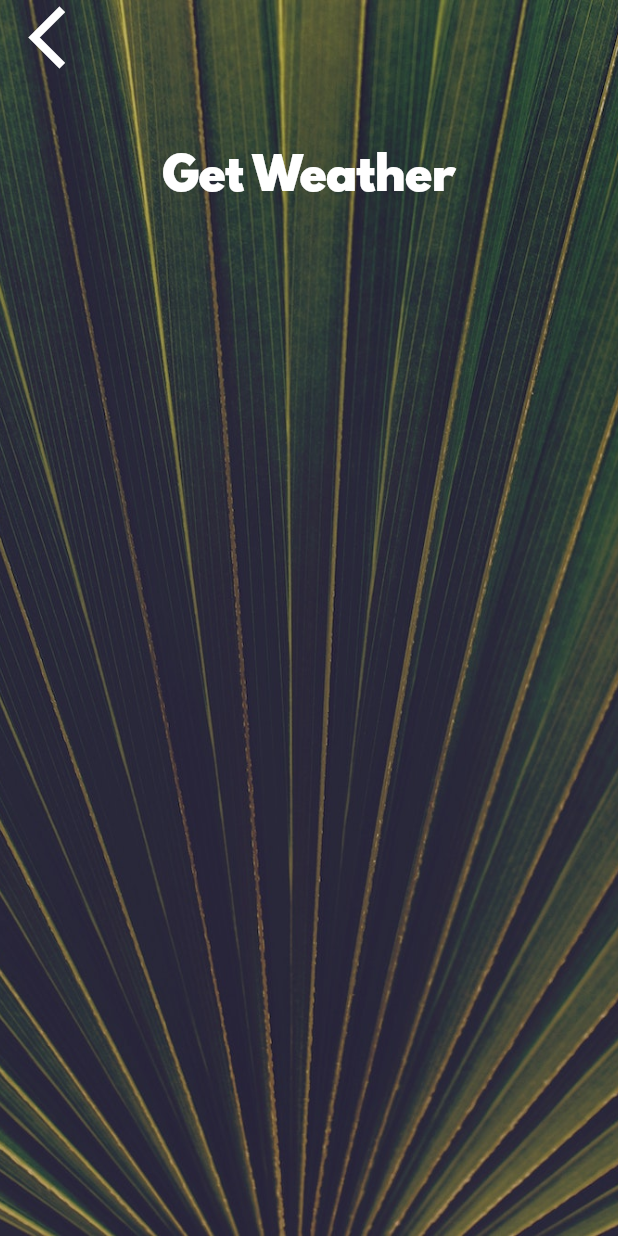
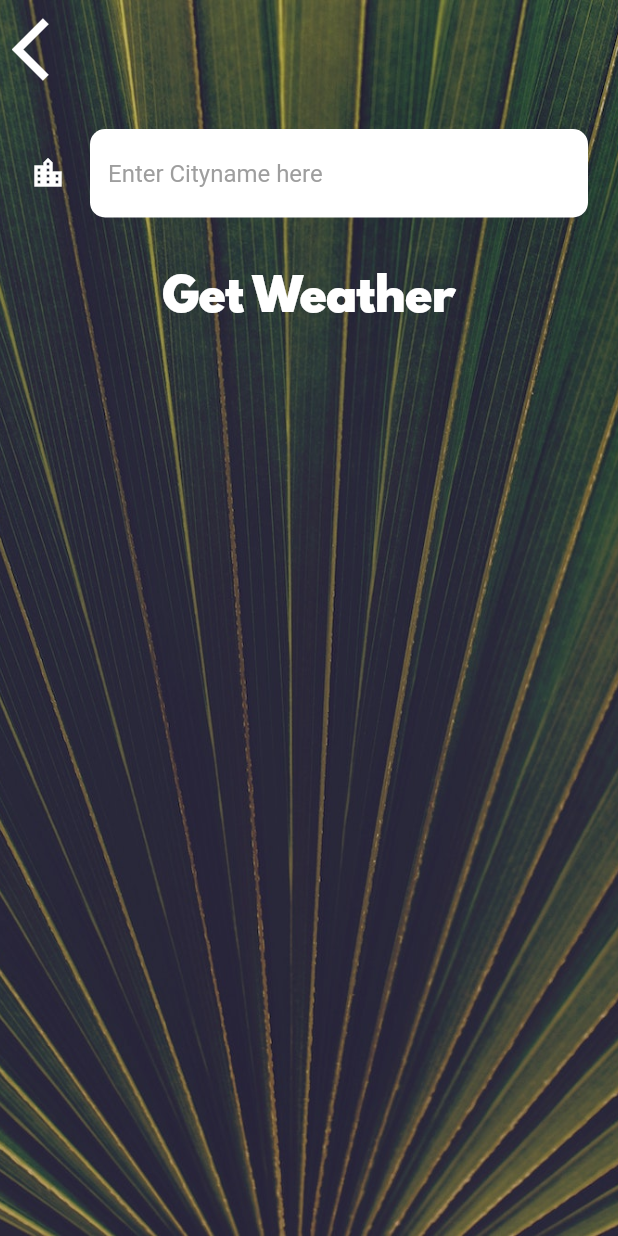
Before and after one commit to Rob183/clima_app, a Flutter app: the screen it shows after launch, after a tap on the "location city" icon, on a phone screen of 412 x 824 dp. Run offline on Flutter 3.47's test engine with Material 2 defaults, Android fonts, the phone set to English and light mode, and no system bars; our stand-ins replace flutter_spinkit, geolocator; network calls fail.

Commit message:
choose city

```diff
--- a/lib/screens/city_screen.dart
+++ b/lib/screens/city_screen.dart
@@ -7,37 +7,46 @@ class CityScreen extends StatefulWidget {
 }
 
 class _CityScreenState extends State<CityScreen> {
+  String cityname;
   @override
   Widget build(BuildContext context) {
     return Scaffold(
       body: Container(
-        decoration: BoxDecoration(
+        decoration: const BoxDecoration(
           image: DecorationImage(
             image: AssetImage('images/city_background.jpg'),
             fit: BoxFit.cover,
           ),
         ),
-        constraints: BoxConstraints.expand(),
+        constraints: const BoxConstraints.expand(),
         child: SafeArea(
           child: Column(
             children: <Widget>[
               Align(
                 alignment: Alignment.topLeft,
-                child: FlatButton(
-                  onPressed: () {},
-                  child: Icon(
+                child: TextButton(
+                  onPressed: () {
+                    Navigator.pop(context);
+                  },
+                  child: const Icon(
                     Icons.arrow_back_ios,
+                    color: Colors.white,
                     size: 50.0,
                   ),
                 ),
               ),
               Container(
-                padding: EdgeInsets.all(20.0),
-                child: null,
+                padding: const EdgeInsets.all(20.0),
+                child: TextField(
+                    onChanged: (value) => cityname = value,
+                    style: const TextStyle(color: Colors.black),
+                    decoration: kTextInputFieldDecoration),
               ),
-              FlatButton(
-                onPressed: () {},
-                child: Text(
+              TextButton(
+                onPressed: () {
+                  Navigator.pop(context, cityname);
+                },
+                child: const Text(
                   'Get Weather',
                   style: kButtonTextStyle,
                 ),
--- a/lib/screens/location_screen.dart
+++ b/lib/screens/location_screen.dart
@@ -86,11 +86,18 @@ class _LocationScreenState extends State<LocationScreen> {
                       foregroundColor:
                           MaterialStateProperty.all<Color>(Colors.white),
                     ),
-                    onPressed: () {
-                      Navigator.push(context,
-                          MaterialPageRoute(builder: (context) {
-                        return CityScreen();
-                      }));
+                    onPressed: () async {
+                      var typedName = await Navigator.push(
+                        context,
+                        MaterialPageRoute(
+                          builder: (context) {
+                            return CityScreen();
+                          },
+                        ),
+                      );
+                      if (typedName != null) {
+                        updateUI(await weatherModel.getcityWeather(typedName));
+                      }
                     },
                     child: const Icon(
                       Icons.location_city,
--- a/lib/services/location.dart
+++ b/lib/services/location.dart
@@ -9,6 +9,7 @@ class Location {
       print(await Geolocator.checkPermission());
       Position position = await Geolocator.getCurrentPosition(
           desiredAccuracy: LocationAccuracy.high);
+      print(position);
       latitude = position.latitude;
       longitude = position.longitude;
     } catch (e) {
--- a/lib/services/networking.dart
+++ b/lib/services/networking.dart
@@ -2,14 +2,16 @@ import 'package:http/http.dart' as http;
 import 'dart:convert';
 
 class Networkhelper {
-  Networkhelper({this.longitude, this.latitude});
+  Networkhelper({this.longitude, this.latitude, this.cityName});
 
   final double longitude;
   final double latitude;
+  final String cityName;
+  final String apiKey = 'a34cd42dd745031b8bbf47186059b407';
 
-  Future getData() async {
+  Future getDataCoords() async {
     var httpsUrl = Uri.parse(
-        'https://api.openweathermap.org/data/2.5/weather?lat=$latitude&lon=$longitude&appid=a34cd42dd745031b8bbf47186059b407&units=metric');
+        'https://api.openweathermap.org/data/2.5/weather?lat=$latitude&lon=$longitude&appid=$apiKey&units=metric');
 
     http.Response response = await http.get(httpsUrl);
 
@@ -19,4 +21,16 @@ class Networkhelper {
 
     return jsonDecode(response.body);
   }
+
+  Future getDataByCityName() async {
+    var httpsUrl = Uri.parse(
+        'https://api.openweathermap.org/data/2.5/weather?q=$cityName&appid=$apiKey&units=metric');
+    http.Response response = await http.get(httpsUrl);
+
+    response.statusCode == 200
+        ? print('API request complete')
+        : print("Statuscode failed " + response.statusCode.toString());
+
+    return jsonDecode(response.body);
+  }
 }
--- a/lib/services/weather.dart
+++ b/lib/services/weather.dart
@@ -8,10 +8,15 @@ class WeatherModel {
       await location.getCurrentLocation();
       Networkhelper networkhelper = Networkhelper(
           latitude: location.latitude, longitude: location.longitude);
-      return await networkhelper.getData();
+      return await networkhelper.getDataCoords();
     } catch (e) {
       print('Weather.dart crash: $e');
     }
+  }
+
+  Future<dynamic> getcityWeather(String typedCityName) async {
+    Networkhelper networkhelper = Networkhelper(cityName: typedCityName);
+    return await networkhelper.getDataByCityName();
   }
 
   String getWeatherIcon(int condition) {
--- a/lib/utilities/constants.dart
+++ b/lib/utilities/constants.dart
@@ -7,16 +7,34 @@ const kTempTextStyle = TextStyle(
 
 const kMessageTextStyle = TextStyle(
   fontFamily: 'Spartan MB',
-  fontSize: 60.0,
+  fontSize: 40.0,
 );
 
 const kButtonTextStyle = TextStyle(
   fontSize: 30.0,
   fontFamily: 'Spartan MB',
+  color: Colors.white,
 );
 
 const kConditionTextStyle = TextStyle(
   fontSize: 100.0,
+);
+
+const kTextInputFieldDecoration = InputDecoration(
+  border: OutlineInputBorder(
+    borderSide: BorderSide.none,
+    borderRadius: BorderRadius.all(
+      Radius.circular(10.0),
+    ),
+  ),
+  filled: true,
+  fillColor: Colors.white,
+  icon: Icon(
+    Icons.location_city,
+    color: Colors.white,
+  ),
+  hintText: 'Enter Cityname here',
+  hintStyle: TextStyle(color: Colors.grey),
 );
 
 // kFlatButtonStyle(width, height) {
```
